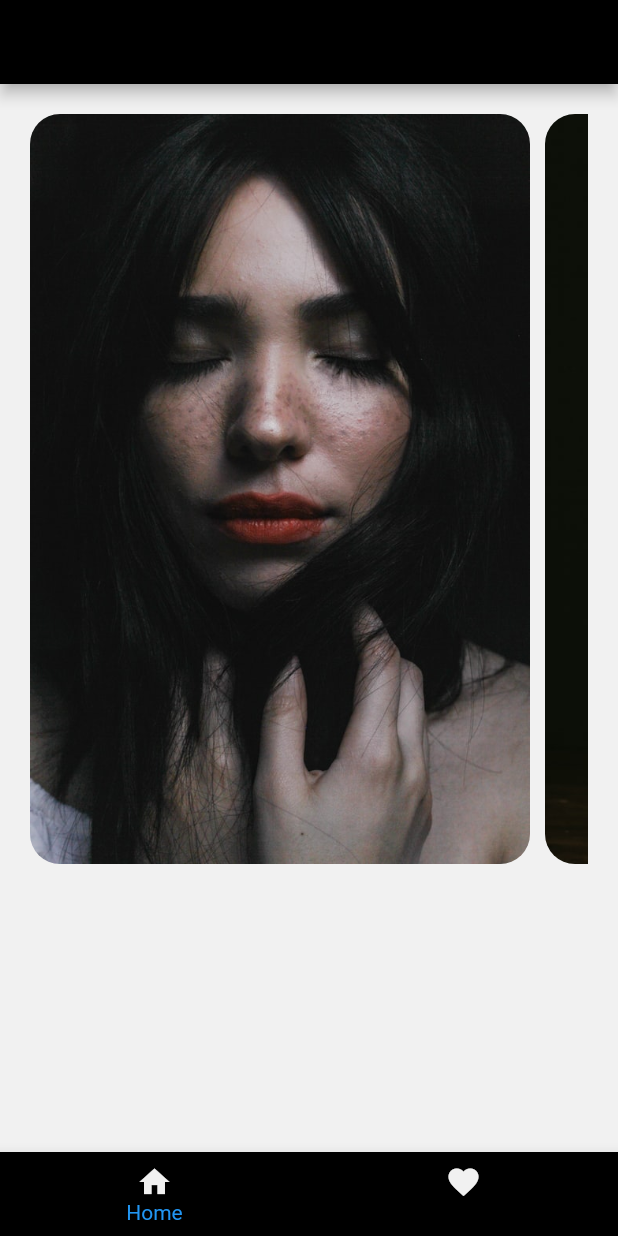
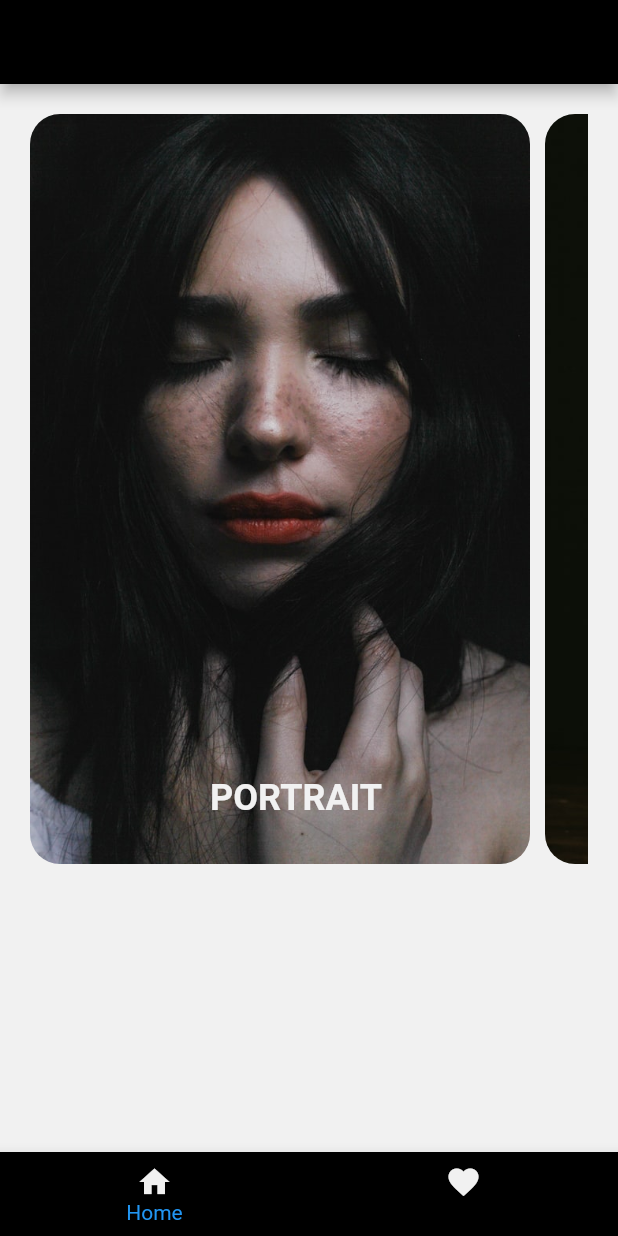
Before and after one commit to leparrav/Presets, a Flutter app: the screen it shows after launch, on a phone screen of 412 x 824 dp. Run offline on Flutter 3.47's test engine with Material 2 defaults, Android fonts, the phone set to English and light mode, and no system bars; missing offline and left inert: before_after; Roboto replaces fonts that are missing (Lora).

Commit message:
Using stack to do the categories instead of fixed images

```diff
--- a/lib/components/categories_list.dart
+++ b/lib/components/categories_list.dart
@@ -44,7 +44,16 @@ List<Widget> setCategoriesImages(context) {
           onTap: () {
             navigateToCategory(context, getSelectedCategory(imagePath));
           },
-          child: Image.asset(imagePath),
+          child: Stack(
+            children: [
+            Image.asset(imagePath),
+            Positioned(
+                bottom: 30,
+                left: 120,
+                // TODO: Write here all of the possible categories
+                child: Text('PORTRAIT', style: kCategoryCardTextStyle)),
+            ]
+          ),
         ),
       ),
     );
--- a/lib/components/preset_card.dart
+++ b/lib/components/preset_card.dart
@@ -4,7 +4,7 @@ import 'package:before_after/before_after.dart';
 import '../constants.dart';
 
 class PresetCard extends StatelessWidget {
-  static const height = 600.0;
+  static const height = 400.0;
   static const width = 360.0;
   static const imageWidth = 360.0;
 
@@ -16,7 +16,7 @@ class PresetCard extends StatelessWidget {
   @override
   Widget build(BuildContext context) {
     return Container(
-      padding: EdgeInsets.all(10.0),
+      padding: EdgeInsets.all(5.0),
       margin: EdgeInsets.symmetric(vertical: 20.0),
       height: height,
       width: width,
@@ -32,8 +32,8 @@ class PresetCard extends StatelessWidget {
             ),
           ),
           BeforeAfter(
-            beforeImage: Image.asset('images/portrait_1_before.jpg'),
-            afterImage: Image.asset('images/portrait_1_after.jpg'),
+            beforeImage: Image.asset('images/portrait/1_before.jpg'),
+            afterImage: Image.asset('images/portrait/1_after.jpg'),
           ),
           Text(
             description,
```
Also changed, not shown: lib/constants.dart (+7 -0 lines).
